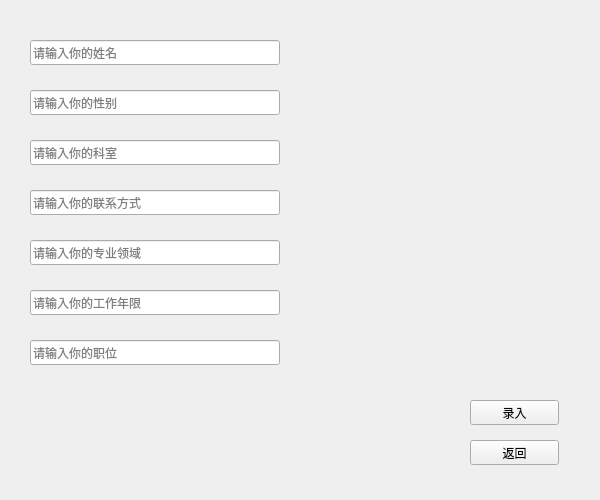
Old version of the form demo1/doc_edit.ui in the repository KeviaWang/work.
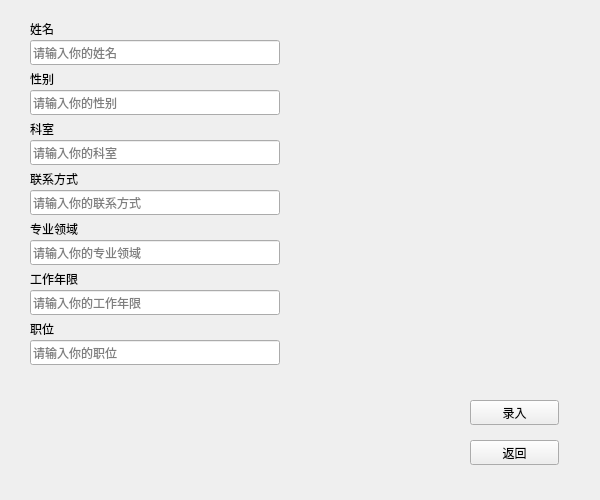
New version of the form.

The edit to the form file:
```diff
--- a/demo1/doc_edit.ui
+++ b/demo1/doc_edit.ui
@@ -130,6 +130,97 @@
     <string>录入</string>
    </property>
   </widget>
+  <widget class="QLabel" name="label">
+   <property name="geometry">
+    <rect>
+     <x>30</x>
+     <y>170</y>
+     <width>67</width>
+     <height>17</height>
+    </rect>
+   </property>
+   <property name="text">
+    <string>联系方式</string>
+   </property>
+  </widget>
+  <widget class="QLabel" name="label_2">
+   <property name="geometry">
+    <rect>
+     <x>30</x>
+     <y>120</y>
+     <width>67</width>
+     <height>17</height>
+    </rect>
+   </property>
+   <property name="text">
+    <string>科室</string>
+   </property>
+  </widget>
+  <widget class="QLabel" name="label_3">
+   <property name="geometry">
+    <rect>
+     <x>30</x>
+     <y>70</y>
+     <width>67</width>
+     <height>17</height>
+    </rect>
+   </property>
+   <property name="text">
+    <string>性别</string>
+   </property>
+  </widget>
+  <widget class="QLabel" name="label_4">
+   <property name="geometry">
+    <rect>
+     <x>30</x>
+     <y>20</y>
+     <width>67</width>
+     <height>17</height>
+    </rect>
+   </property>
+   <property name="text">
+    <string>姓名</string>
+   </property>
+  </widget>
+  <widget class="QLabel" name="label_5">
+   <property name="geometry">
+    <rect>
+     <x>30</x>
+     <y>220</y>
+     <width>67</width>
+     <height>17</height>
+    </rect>
+   </property>
+   <property name="text">
+    <string>专业领域</string>
+   </property>
+  </widget>
+  <widget class="QLabel" name="label_6">
+   <property name="geometry">
+    <rect>
+     <x>30</x>
+     <y>270</y>
+     <width>67</width>
+     <height>17</height>
+    </rect>
+   </property>
+   <property name="text">
+    <string>工作年限</string>
+   </property>
+  </widget>
+  <widget class="QLabel" name="label_7">
+   <property name="geometry">
+    <rect>
+     <x>30</x>
+     <y>320</y>
+     <width>67</width>
+     <height>17</height>
+    </rect>
+   </property>
+   <property name="text">
+    <string>职位</string>
+   </property>
+  </widget>
  </widget>
  <resources/>
  <connections>
```
Left out of the diff: 19 changed lines with no effect on the pictures.
